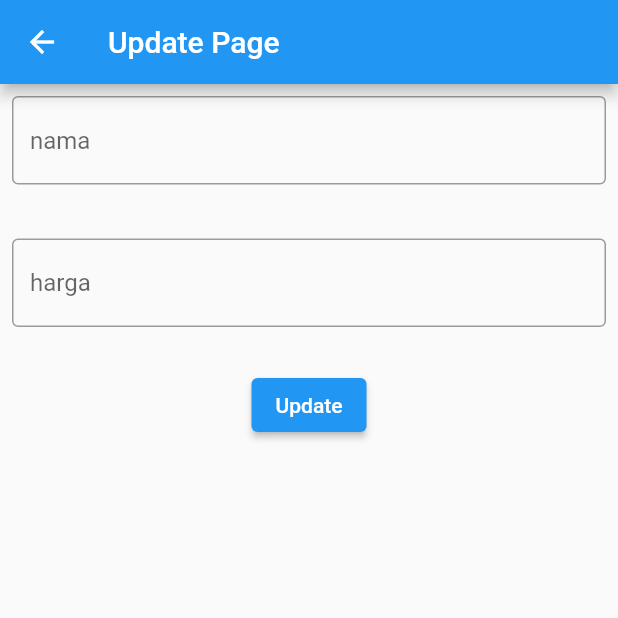
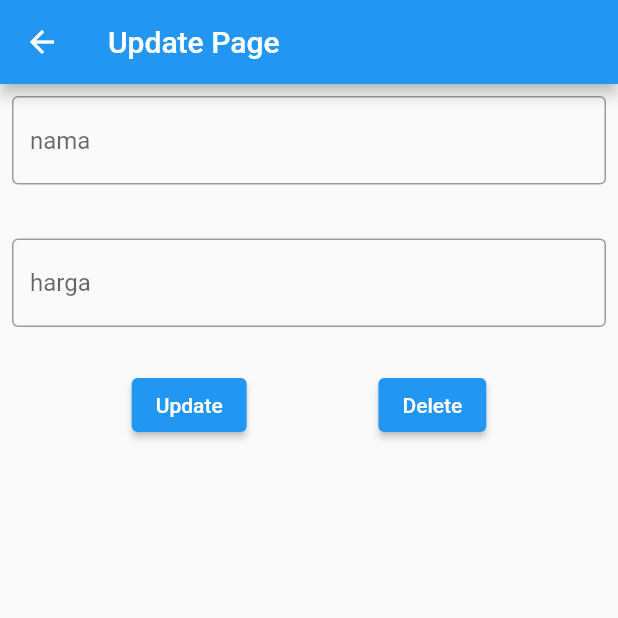
Before and after one commit to davidriyan/crud_firestore_flutter, a Flutter app: the UpdatePage screen opened directly with empty values, on a phone screen of 412 x 824 dp, the top half of it. Run offline on Flutter 3.47's test engine with Material 2 defaults, Android fonts, the phone set to English and light mode, and no system bars; our stand-ins replace cloud_firestore, firebase_core; accounts and stored records are empty.

Commit message:
feat: menambahkan fitur delete di file update_page.dart

```diff
--- a/lib/update_page.dart
+++ b/lib/update_page.dart
@@ -3,6 +3,7 @@ import 'package:cloud_firestore/cloud_firestore.dart';
 
 class UpdatePage extends StatefulWidget {
   final DocumentSnapshot documentSnapshot;
+
   const UpdatePage({super.key, required this.documentSnapshot});
 
   @override
@@ -55,6 +56,10 @@ class _UpdatePageState extends State<UpdatePage> {
             ),
           ),
           const SizedBox(height: 20),
+          Row(
+            mainAxisAlignment: MainAxisAlignment.spaceEvenly,
+            children: [
+              //membuat tombol update
               ElevatedButton(
                   onPressed: () async {
                     final String nama = namaController.text;
@@ -69,7 +74,16 @@ class _UpdatePageState extends State<UpdatePage> {
                     // ignore: use_build_context_synchronously
                     Navigator.pop(context);
                   },
-              child: const Text('Update'))
+                  child: const Text('Update')),
+              //membuat tombol delete
+              ElevatedButton(
+                  onPressed: () {
+                    product.doc(widget.documentSnapshot.id).delete();
+                    Navigator.pop(context);
+                  },
+                  child: const Text('Delete'))
+            ],
+          )
         ],
       ),
     );
```
Lines whose indentation alone changed are shown as unchanged.
